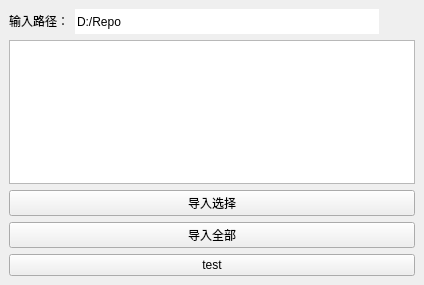
First picture: the form in core/abcIO/Abc_import.ui, repository rupengfei/TD_code, before the edit.
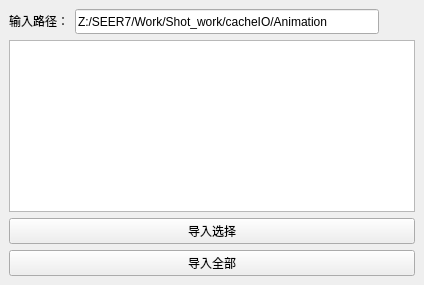
Second picture: the form after the edit. Icons and pictures are not drawn.

Patch:
```diff
--- a/core/abcIO/Abc_import.ui
+++ b/core/abcIO/Abc_import.ui
@@ -35,17 +35,11 @@
           <height>25</height>
          </size>
         </property>
-        <property name="styleSheet">
-         <string notr="true">border:none</string>
-        </property>
         <property name="inputMask">
          <string/>
         </property>
         <property name="text">
-         <string>D:/Repo</string>
-        </property>
-        <property name="dragEnabled">
-         <bool>false</bool>
+         <string>Z:/SEER7/Work/Shot_work/cacheIO/Animation</string>
         </property>
        </widget>
       </item>
@@ -104,13 +98,6 @@
       </property>
      </widget>
     </item>
-    <item>
-     <widget class="QPushButton" name="btn_test">
-      <property name="text">
-       <string>test</string>
-      </property>
-     </widget>
-    </item>
    </layout>
   </widget>
  </widget>
```
